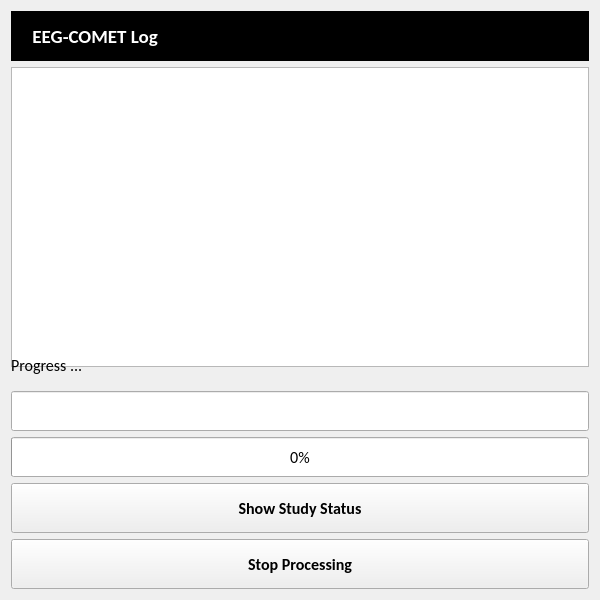
This is EEG_COMET/ui/LogWindow.ui in eeg-comet/eeg-comet as Qt 5 draws it before an edit. The edited form follows.
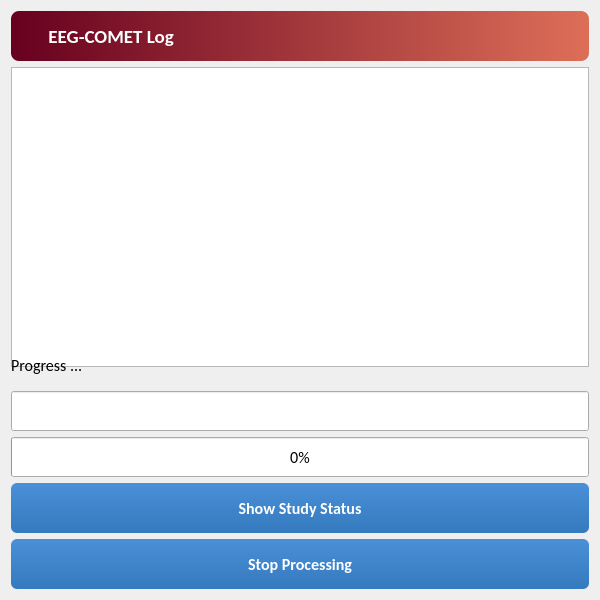
This is the edited form.

```diff
--- a/EEG_COMET/ui/LogWindow.ui
+++ b/EEG_COMET/ui/LogWindow.ui
@@ -51,8 +51,7 @@
         </font>
        </property>
        <property name="styleSheet">
-        <string notr="true">color: rgb(255, 255, 255);
-background-color: rgb(0, 0, 0);</string>
+        <string notr="true">color: white; background: qlineargradient(x1:0, y1:0, x2:1, y2:0, stop:0 #67001F, stop:1 #DD6F58); border-radius: 8px; padding-left: 12px;</string>
        </property>
        <property name="text">
         <string>     EEG-COMET Log</string>
@@ -217,6 +216,26 @@
        <property name="cursor">
         <cursorShape>PointingHandCursor</cursorShape>
        </property>
+       <property name="styleSheet">
+        <string notr="true">QPushButton {
+    background-color: qlineargradient(x1:0, y1:0, x2:0, y2:1, stop:0 #4a90d9, stop:1 #357abd);
+    color: white;
+    border: none;
+    border-radius: 6px;
+    padding: 8px 16px;
+    font-weight: bold;
+}
+QPushButton:hover {
+    background-color: qlineargradient(x1:0, y1:0, x2:0, y2:1, stop:0 #5a9fe9, stop:1 #4589cd);
+}
+QPushButton:pressed {
+    background-color: #2a5a8d;
+}
+QPushButton:disabled {
+    background-color: #bdc3c7;
+    color: #7f8c8d;
+}</string>
+       </property>
        <property name="text">
         <string>Show Study Status</string>
        </property>
@@ -253,6 +272,26 @@
        <property name="cursor">
         <cursorShape>ForbiddenCursor</cursorShape>
        </property>
+       <property name="styleSheet">
+        <string notr="true">QPushButton {
+    background-color: qlineargradient(x1:0, y1:0, x2:0, y2:1, stop:0 #4a90d9, stop:1 #357abd);
+    color: white;
+    border: none;
+    border-radius: 6px;
+    padding: 8px 16px;
+    font-weight: bold;
+}
+QPushButton:hover {
+    background-color: qlineargradient(x1:0, y1:0, x2:0, y2:1, stop:0 #5a9fe9, stop:1 #4589cd);
+}
+QPushButton:pressed {
+    background-color: #2a5a8d;
+}
+QPushButton:disabled {
+    background-color: #bdc3c7;
+    color: #7f8c8d;
+}</string>
+       </property>
        <property name="text">
         <string>Stop Processing</string>
        </property>
```
